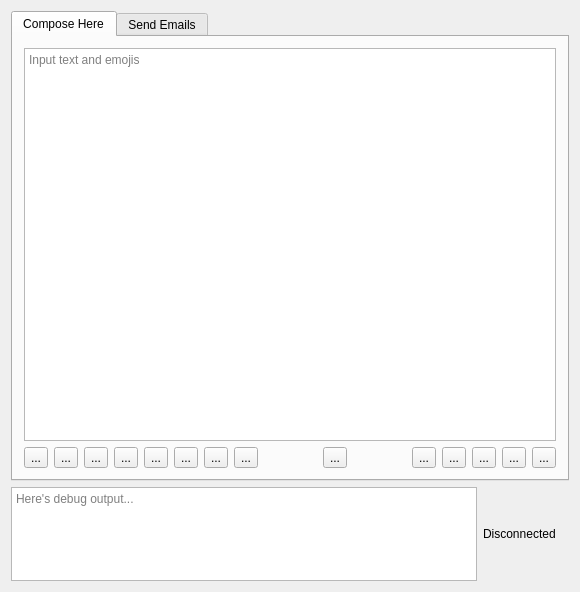
Old version of the form wrenchmainwindow.ui in the repository baohaojun/system-config.
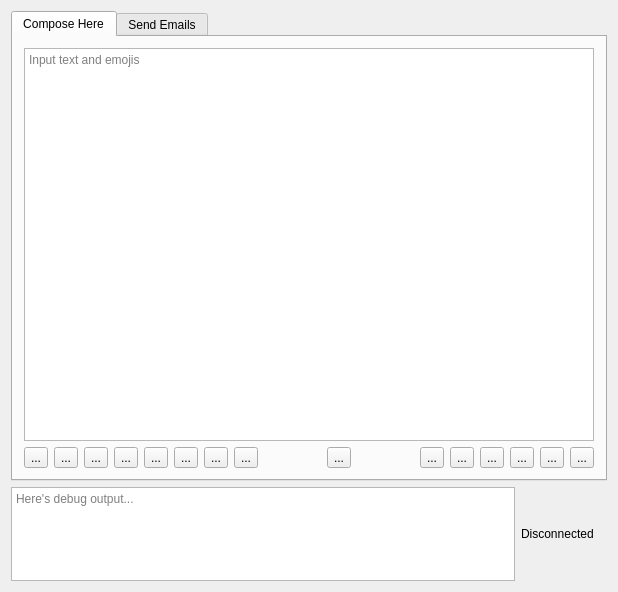
New version of the form. Icons and pictures are not drawn. Custom widgets are drawn as their Qt base class.

Commit message: SetClip/.install-hook: Add debug hook SetClip/src/com/bhj/setclip/PutClipService.java: Add apps info list Wrench.qrc: add mobile launcher wrench.lua: add apps loader wrenchmainwindow.cpp: add launcher wrenchmainwindow.ui: add launcher

Patch:
```diff
--- a/wrenchmainwindow.ui
+++ b/wrenchmainwindow.ui
@@ -6,7 +6,7 @@
    <rect>
     <x>0</x>
     <y>0</y>
-    <width>580</width>
+    <width>618</width>
     <height>592</height>
    </rect>
   </property>
@@ -245,6 +245,20 @@
             </property>
            </widget>
           </item>
+          <item>
+           <widget class="QToolButton" name="tbLauncher">
+            <property name="toolTip">
+             <string>Launcher (start apps)</string>
+            </property>
+            <property name="text">
+             <string>...</string>
+            </property>
+            <property name="icon">
+             <iconset resource="Wrench.qrc">
+              <normaloff>:/skin/default/resources/MOBILE_PHONE.png</normaloff>:/skin/default/resources/MOBILE_PHONE.png</iconset>
+            </property>
+           </widget>
+          </item>
           <item>
            <widget class="QToolButton" name="tbThumbsUp">
             <property name="toolTip">
```
The commit also changes 7 other files.
